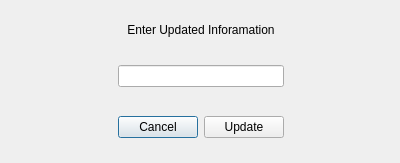
Before: the Qt Designer form modifystadiuminfo.ui in OneEcho/NFL-Football-Project, drawn with Qt 5.
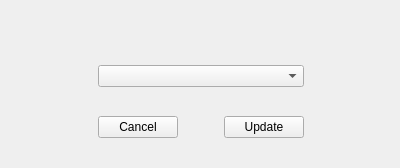
After: the same form once the commit is applied. The open tabs and pages were chosen to show the change.

Patch:
```diff
--- a/modifystadiuminfo.ui
+++ b/modifystadiuminfo.ui
@@ -7,7 +7,7 @@
     <x>0</x>
     <y>0</y>
     <width>400</width>
-    <height>163</height>
+    <height>168</height>
    </rect>
   </property>
   <property name="windowTitle">
@@ -23,6 +23,35 @@
     </rect>
    </property>
    <layout class="QGridLayout" name="gridLayout">
+    <item row="0" column="0">
+     <widget class="QStackedWidget" name="stackedWidget">
+      <widget class="QWidget" name="TypeNewInfoPage">
+       <widget class="QWidget" name="gridLayoutWidget_2">
+        <property name="geometry">
+         <rect>
+          <x>0</x>
+          <y>0</y>
+          <width>401</width>
+          <height>161</height>
+         </rect>
+        </property>
+        <layout class="QGridLayout" name="gridLayout_2">
+         <item row="2" column="1">
+          <spacer name="verticalSpacer_3">
+           <property name="orientation">
+            <enum>Qt::Vertical</enum>
+           </property>
+           <property name="sizeHint" stdset="0">
+            <size>
+             <width>20</width>
+             <height>40</height>
+            </size>
+           </property>
+          </spacer>
+         </item>
+         <item row="3" column="1">
+          <widget class="QLineEdit" name="newData"/>
+         </item>
     <item row="3" column="0">
      <spacer name="horizontalSpacer">
       <property name="orientation">
@@ -58,6 +87,19 @@
         </property>
        </widget>
       </item>
+           <item>
+            <spacer name="horizontalSpacer_3">
+             <property name="orientation">
+              <enum>Qt::Horizontal</enum>
+             </property>
+             <property name="sizeHint" stdset="0">
+              <size>
+               <width>40</width>
+               <height>20</height>
+              </size>
+             </property>
+            </spacer>
+           </item>
       <item>
        <widget class="QPushButton" name="PB_Update">
         <property name="text">
@@ -67,32 +109,16 @@
       </item>
      </layout>
     </item>
-    <item row="3" column="1">
-     <widget class="QLineEdit" name="newData"/>
-    </item>
     <item row="1" column="1">
      <widget class="QLabel" name="columnName">
       <property name="text">
-       <string>Enter Updated Inforamation</string>
+            <string/>
       </property>
       <property name="alignment">
        <set>Qt::AlignCenter</set>
       </property>
      </widget>
     </item>
-    <item row="3" column="2">
-     <spacer name="horizontalSpacer_2">
-      <property name="orientation">
-       <enum>Qt::Horizontal</enum>
-      </property>
-      <property name="sizeHint" stdset="0">
-       <size>
-        <width>40</width>
-        <height>20</height>
-       </size>
-      </property>
-     </spacer>
-    </item>
     <item row="0" column="1">
      <spacer name="verticalSpacer_2">
       <property name="orientation">
@@ -106,19 +132,6 @@
       </property>
      </spacer>
     </item>
-    <item row="2" column="1">
-     <spacer name="verticalSpacer_3">
-      <property name="orientation">
-       <enum>Qt::Vertical</enum>
-      </property>
-      <property name="sizeHint" stdset="0">
-       <size>
-        <width>20</width>
-        <height>40</height>
-       </size>
-      </property>
-     </spacer>
-    </item>
     <item row="4" column="1">
      <spacer name="verticalSpacer_4">
       <property name="orientation">
@@ -131,6 +144,208 @@
        </size>
       </property>
      </spacer>
+         </item>
+        </layout>
+       </widget>
+      </widget>
+      <widget class="QWidget" name="ClickPage">
+       <widget class="QWidget" name="gridLayoutWidget_3">
+        <property name="geometry">
+         <rect>
+          <x>0</x>
+          <y>0</y>
+          <width>401</width>
+          <height>161</height>
+         </rect>
+        </property>
+        <layout class="QGridLayout" name="gridLayout_3">
+         <item row="3" column="1">
+          <widget class="QComboBox" name="comboBox"/>
+         </item>
+         <item row="5" column="1">
+          <layout class="QHBoxLayout" name="horizontalLayout_2">
+           <item>
+            <widget class="QPushButton" name="pushButton_3">
+             <property name="text">
+              <string>Cancel</string>
+             </property>
+            </widget>
+           </item>
+           <item>
+            <spacer name="horizontalSpacer_6">
+             <property name="orientation">
+              <enum>Qt::Horizontal</enum>
+             </property>
+             <property name="sizeHint" stdset="0">
+              <size>
+               <width>40</width>
+               <height>20</height>
+              </size>
+             </property>
+            </spacer>
+           </item>
+           <item>
+            <widget class="QPushButton" name="pushButton">
+             <property name="text">
+              <string>Update</string>
+             </property>
+            </widget>
+           </item>
+          </layout>
+         </item>
+         <item row="2" column="1">
+          <spacer name="verticalSpacer_7">
+           <property name="orientation">
+            <enum>Qt::Vertical</enum>
+           </property>
+           <property name="sizeHint" stdset="0">
+            <size>
+             <width>20</width>
+             <height>40</height>
+            </size>
+           </property>
+          </spacer>
+         </item>
+         <item row="0" column="1">
+          <spacer name="verticalSpacer_5">
+           <property name="orientation">
+            <enum>Qt::Vertical</enum>
+           </property>
+           <property name="sizeHint" stdset="0">
+            <size>
+             <width>20</width>
+             <height>40</height>
+            </size>
+           </property>
+          </spacer>
+         </item>
+         <item row="4" column="1">
+          <spacer name="verticalSpacer_6">
+           <property name="orientation">
+            <enum>Qt::Vertical</enum>
+           </property>
+           <property name="sizeHint" stdset="0">
+            <size>
+             <width>20</width>
+             <height>40</height>
+            </size>
+           </property>
+          </spacer>
+         </item>
+         <item row="3" column="0">
+          <spacer name="horizontalSpacer_4">
+           <property name="orientation">
+            <enum>Qt::Horizontal</enum>
+           </property>
+           <property name="sizeHint" stdset="0">
+            <size>
+             <width>40</width>
+             <height>20</height>
+            </size>
+           </property>
+          </spacer>
+         </item>
+         <item row="1" column="1">
+          <widget class="QLabel" name="label_dropDownHeader">
+           <property name="text">
+            <string/>
+           </property>
+           <property name="alignment">
+            <set>Qt::AlignCenter</set>
+           </property>
+          </widget>
+         </item>
+         <item row="3" column="2">
+          <spacer name="horizontalSpacer_5">
+           <property name="orientation">
+            <enum>Qt::Horizontal</enum>
+           </property>
+           <property name="sizeHint" stdset="0">
+            <size>
+             <width>40</width>
+             <height>20</height>
+            </size>
+           </property>
+          </spacer>
+         </item>
+         <item row="6" column="1">
+          <spacer name="verticalSpacer_8">
+           <property name="orientation">
+            <enum>Qt::Vertical</enum>
+           </property>
+           <property name="sizeHint" stdset="0">
+            <size>
+             <width>20</width>
+             <height>40</height>
+            </size>
+           </property>
+          </spacer>
+         </item>
+        </layout>
+       </widget>
+      </widget>
+      <widget class="QWidget" name="ConferencePage">
+       <widget class="QWidget" name="verticalLayoutWidget">
+        <property name="geometry">
+         <rect>
+          <x>30</x>
+          <y>29</y>
+          <width>341</width>
+          <height>101</height>
+         </rect>
+        </property>
+        <layout class="QVBoxLayout" name="verticalLayout">
+         <item>
+          <widget class="QLabel" name="conference_label">
+           <property name="frameShape">
+            <enum>QFrame::NoFrame</enum>
+           </property>
+           <property name="text">
+            <string/>
+           </property>
+           <property name="alignment">
+            <set>Qt::AlignCenter</set>
+           </property>
+           <property name="wordWrap">
+            <bool>true</bool>
+           </property>
+          </widget>
+         </item>
+         <item>
+          <layout class="QHBoxLayout" name="horizontalLayout_3">
+           <item>
+            <widget class="QPushButton" name="cancel_conference">
+             <property name="text">
+              <string>Cancel</string>
+             </property>
+            </widget>
+           </item>
+           <item>
+            <spacer name="horizontalSpacer_7">
+             <property name="orientation">
+              <enum>Qt::Horizontal</enum>
+             </property>
+             <property name="sizeHint" stdset="0">
+              <size>
+               <width>40</width>
+               <height>20</height>
+              </size>
+             </property>
+            </spacer>
+           </item>
+           <item>
+            <widget class="QPushButton" name="PB_Conference">
+             <property name="text">
+              <string>Yes</string>
+             </property>
+            </widget>
+           </item>
+          </layout>
+         </item>
+        </layout>
+       </widget>
+      </widget>
+     </widget>
     </item>
    </layout>
   </widget>
```
Left out of the diff: 15 changed lines with no effect on the pictures. Lines whose indentation alone changed are shown as unchanged.
